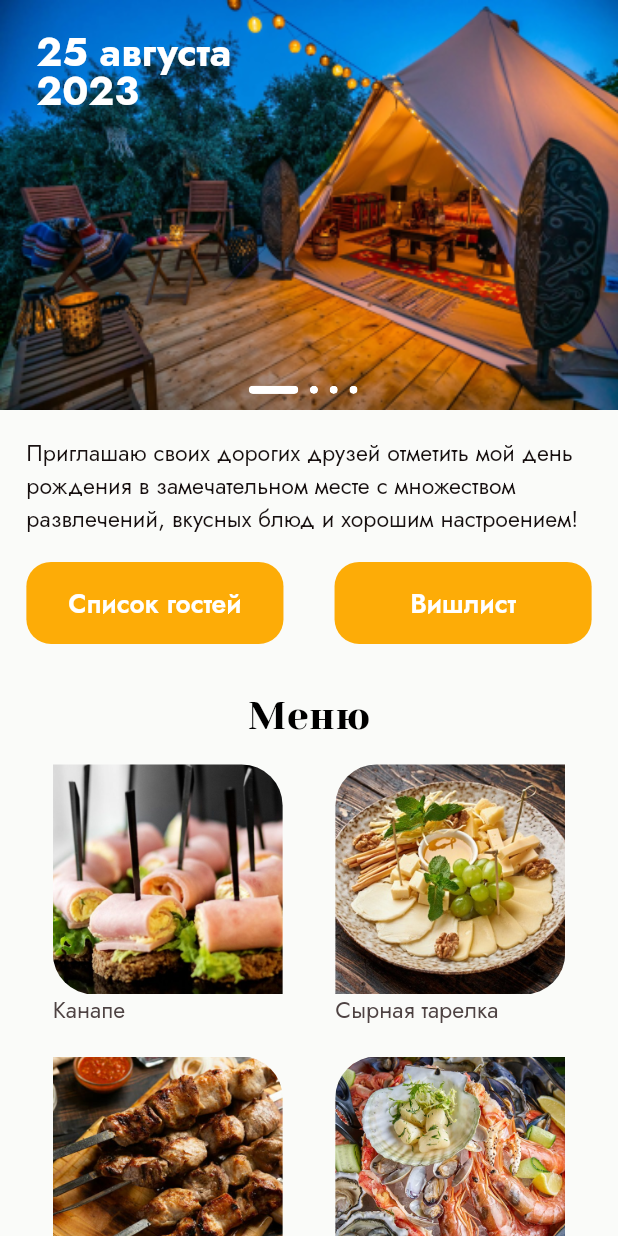
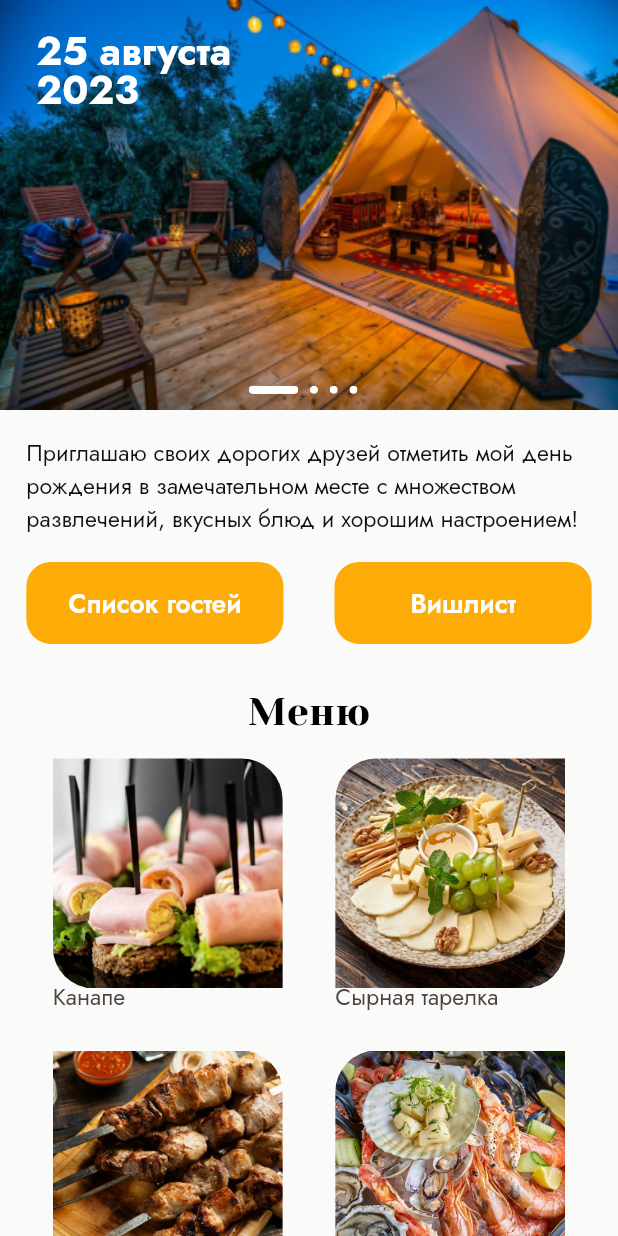
Before and after one commit to barbarisss/birthday_app, a Flutter app: the screen it shows after launch, on a phone screen of 412 x 824 dp. Run offline on Flutter 3.47's test engine with Material 2 defaults, Android fonts, the phone set to English and light mode, and no system bars; drawn by our look-alikes of carousel_slider; our stand-ins replace auto_route, bloc, flutter_bloc, flutter_holo_date_picker, flutter_screenutil, flutter_svg and 3 more; missing offline and left inert: yandex_mapkit; accounts and stored records are empty; statements that could not run were skipped.

Commit message:
feature: added line height to the text styles

```diff
--- a/lib/core/utils/constants.dart
+++ b/lib/core/utils/constants.dart
@@ -6,6 +6,16 @@ abstract class AppConstants {
 
   static double appBarHeight = 48.h;
 
+  // paddings
   static double mainPaddingHeight = 16.h;
   static double mainPaddingWidth = 16.w;
+
+  // lineHeights
+  static double lh12 = 12.h;
+  static double lh14 = 14.h;
+  static double lh16 = 16.h;
+  static double lh18 = 18.h;
+  static double lh20 = 20.h;
+  static double lh23 = 23.h;
+  static double lh24 = 24.h;
 }
--- /dev/null
+++ b/lib/core/utils/font_size.dart
@@ -0,0 +1,9 @@
+import 'package:flutter_screenutil/flutter_screenutil.dart';
+
+abstract class AppFontSize {
+  static double fs12 = 12.sp;
+  static double fs14 = 14.sp;
+  static double fs16 = 16.sp;
+  static double fs20 = 20.sp;
+  static double fs24 = 24.sp;
+}
--- a/lib/presentation/screens/main/widgets/button_section.dart
+++ b/lib/presentation/screens/main/widgets/button_section.dart
@@ -1,6 +1,6 @@
 import 'package:auto_route/auto_route.dart';
 import 'package:birthday_app/app/route/app_router.gr.dart';
-import 'package:birthday_app/presentation/shared_widgets/custom_button_widget.dart';
+import 'package:birthday_app/presentation/shared_widgets/custom_button.dart';
 import 'package:birthday_app/core/utils/colors.dart';
 import 'package:birthday_app/core/utils/strings.dart';
 import 'package:flutter/material.dart';
--- a/lib/presentation/screens/main/widgets/map_section.dart
+++ b/lib/presentation/screens/main/widgets/map_section.dart
@@ -1,4 +1,6 @@
 import 'package:birthday_app/core/utils/colors.dart';
+import 'package:birthday_app/core/utils/constants.dart';
+import 'package:birthday_app/core/utils/font_size.dart';
 import 'package:birthday_app/core/utils/images.dart';
 import 'package:birthday_app/core/utils/links.dart';
 import 'package:birthday_app/core/utils/strings.dart';
@@ -63,7 +65,9 @@ class _MapSectionWidgetState extends State<MapSectionWidget> {
         SizedBox(height: 4.h),
         Text(
           AppStrings.address,
-          style: textTheme.bodyMedium,
+          style: textTheme.bodyMedium?.copyWith(
+            height: AppConstants.lh14 / AppFontSize.fs14,
+          ),
         ),
         SizedBox(height: 4.h),
         TextButton(
--- a/lib/presentation/screens/main/widgets/menu_view.dart
+++ b/lib/presentation/screens/main/widgets/menu_view.dart
@@ -2,6 +2,7 @@ import 'package:auto_route/auto_route.dart';
 import 'package:birthday_app/app/route/app_router.gr.dart';
 import 'package:birthday_app/core/utils/colors.dart';
 import 'package:birthday_app/core/utils/constants.dart';
+import 'package:birthday_app/core/utils/font_size.dart';
 import 'package:birthday_app/core/utils/strings.dart';
 import 'package:birthday_app/data/models/menu_item/menu_item_model.dart';
 import 'package:flutter/material.dart';
@@ -65,7 +66,9 @@ class _MenuViewWidgetState extends State<MenuViewWidget> {
                     ),
                     Text(
                       widget.items[index].title,
-                      style: textTheme.bodyMedium,
+                      style: textTheme.bodyMedium?.copyWith(
+                        height: AppConstants.lh14 / AppFontSize.fs14,
+                      ),
                     ),
                   ],
                 ),
--- a/lib/presentation/screens/main/widgets/swiper.dart
+++ b/lib/presentation/screens/main/widgets/swiper.dart
@@ -53,7 +53,6 @@ class _SwiperWidgetState extends State<SwiperWidget> {
               fontFamily: 'Jost',
               color: AppColors.white,
               fontWeight: FontWeight.w700,
-              height: 1,
             ),
           ),
         ),
--- a/lib/presentation/shared_widgets/custom_button_widget.dart
+++ b/lib/presentation/shared_widgets/custom_button.dart
@@ -1,4 +1,6 @@
 import 'package:birthday_app/core/utils/colors.dart';
+import 'package:birthday_app/core/utils/constants.dart';
+import 'package:birthday_app/core/utils/font_size.dart';
 import 'package:flutter/material.dart';
 import 'package:flutter_screenutil/flutter_screenutil.dart';
 
@@ -20,8 +22,6 @@ class CustomButtonWidget extends StatelessWidget {
 
   @override
   Widget build(BuildContext context) {
-    ElevatedButtonThemeData buttonTheme = Theme.of(context).elevatedButtonTheme;
-
     return SizedBox(
       height: height,
       width: width,
@@ -40,7 +40,8 @@ class CustomButtonWidget extends StatelessWidget {
             TextStyle(
               fontFamily: 'Jost',
               fontWeight: FontWeight.w600,
-              fontSize: 16.sp,
+              fontSize: AppFontSize.fs16,
+              height: AppConstants.lh23 / AppFontSize.fs16,
             ),
           ),
         ),
--- a/lib/presentation/shared_widgets/custom_text_field.dart
+++ b/lib/presentation/shared_widgets/custom_text_field.dart
@@ -1,5 +1,6 @@
 import 'package:birthday_app/core/utils/colors.dart';
 import 'package:birthday_app/core/utils/constants.dart';
+import 'package:birthday_app/core/utils/font_size.dart';
 import 'package:flutter/material.dart';
 import 'package:flutter/services.dart';
 import 'package:flutter_screenutil/flutter_screenutil.dart';
@@ -35,6 +36,7 @@ class CustomTextField extends StatelessWidget {
       style: textTheme.bodyLarge?.copyWith(
         color: AppColors.black,
         fontWeight: FontWeight.w500,
+        height: AppConstants.lh23 / AppFontSize.fs16,
       ),
       cursorColor: AppColors.green,
       keyboardType: textInputType,
@@ -49,7 +51,9 @@ class CustomTextField extends StatelessWidget {
         isDense: true,
         fillColor: AppColors.textFieldWhite,
         labelText: labelText,
-        labelStyle: textTheme.bodyLarge,
+        labelStyle: textTheme.bodyLarge?.copyWith(
+          height: AppConstants.lh23 / AppFontSize.fs16,
+        ),
         suffixIcon: suffixIcon == ''
             ? null
             : Padding(
--- a/lib/presentation/shared_widgets/modal_bottom_sheet.dart
+++ b/lib/presentation/shared_widgets/modal_bottom_sheet.dart
@@ -1,6 +1,6 @@
 import 'package:birthday_app/core/utils/colors.dart';
 import 'package:birthday_app/core/utils/constants.dart';
-import 'package:birthday_app/presentation/shared_widgets/custom_button_widget.dart';
+import 'package:birthday_app/presentation/shared_widgets/custom_button.dart';
 import 'package:flutter/material.dart';
 import 'package:flutter_screenutil/flutter_screenutil.dart';
 
```
Also changed, not shown: lib/core/theme/theme.dart (+12 -5 lines).
